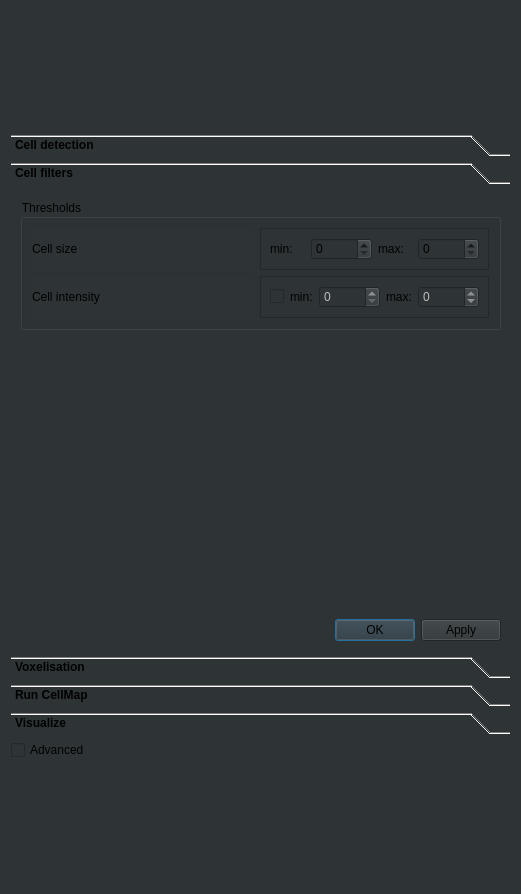
Qt form ClearMap/gui/creator/cell_map_tab.ui (ClearAnatomics/ClearMap) before a commit.
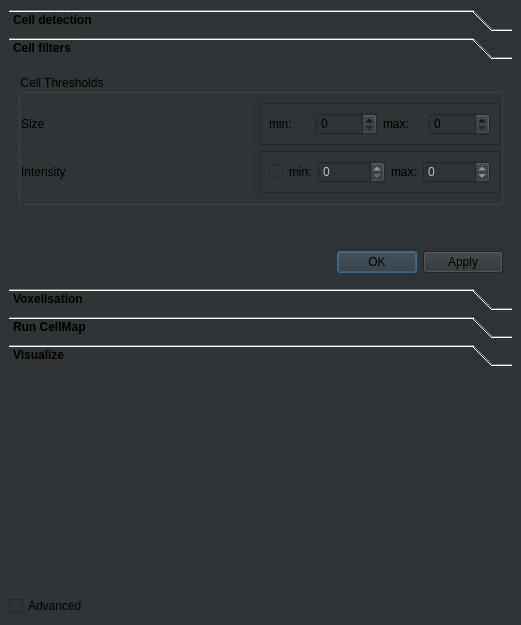
The same form after that commit. The open tabs and pages were chosen to show the change.

Patch:
```diff
--- a/ClearMap/gui/creator/cell_map_tab.ui
+++ b/ClearMap/gui/creator/cell_map_tab.ui
@@ -7,7 +7,7 @@
     <x>0</x>
     <y>0</y>
     <width>521</width>
-    <height>894</height>
+    <height>625</height>
    </rect>
   </property>
   <property name="windowTitle">
@@ -16,12 +16,19 @@
   <property name="styleSheet">
    <string notr="true">background-color: rgb(46, 52, 54);</string>
   </property>
-  <layout class="QVBoxLayout" name="verticalLayout_10">
-   <property name="sizeConstraint">
-    <enum>QLayout::SetMinimumSize</enum>
-   </property>
-   <item>
     <layout class="QVBoxLayout" name="verticalLayout_2">
+   <property name="leftMargin">
+    <number>9</number>
+   </property>
+   <property name="topMargin">
+    <number>9</number>
+   </property>
+   <property name="rightMargin">
+    <number>9</number>
+   </property>
+   <property name="bottomMargin">
+    <number>9</number>
+   </property>
      <item>
       <widget class="QToolBox" name="toolBox">
        <property name="maximumSize">
@@ -440,27 +447,39 @@
          <rect>
           <x>0</x>
           <y>0</y>
-          <width>501</width>
-          <height>450</height>
+        <width>503</width>
+        <height>228</height>
          </rect>
         </property>
         <attribute name="label">
          <string>Cell filters</string>
         </attribute>
         <layout class="QVBoxLayout" name="verticalLayout_6">
+       <property name="sizeConstraint">
+        <enum>QLayout::SetMaximumSize</enum>
+       </property>
          <item>
           <widget class="QGroupBox" name="groupBox_3">
            <property name="toolTip">
             <string>Filter out cells that are not within this size range</string>
            </property>
            <property name="title">
-            <string>Thresholds</string>
+          <string>Cell Thresholds</string>
            </property>
            <layout class="QGridLayout" name="cellDetectionThresholdsLayout">
+          <property name="sizeConstraint">
+           <enum>QLayout::SetMaximumSize</enum>
+          </property>
+          <property name="leftMargin">
+           <number>0</number>
+          </property>
+          <property name="rightMargin">
+           <number>0</number>
+          </property>
             <item row="0" column="0">
              <widget class="QLabel" name="label_7">
               <property name="text">
-               <string>Cell size</string>
+             <string>Size</string>
               </property>
              </widget>
             </item>
@@ -516,7 +535,7 @@
             <item row="1" column="0">
              <widget class="QLabel" name="label_19">
               <property name="text">
-               <string>Cell intensity</string>
+             <string>Intensity</string>
               </property>
              </widget>
             </item>
@@ -558,7 +577,7 @@
                   <string/>
                  </property>
                  <property name="maximum">
-                  <number>65535</number>
+                <number>99999999</number>
                  </property>
                 </widget>
                </item>
@@ -581,7 +600,7 @@
                   <number>-1</number>
                  </property>
                  <property name="maximum">
-                  <number>65535</number>
+                <number>99999999</number>
                  </property>
                 </widget>
                </item>
@@ -827,14 +846,28 @@
        </widget>
       </widget>
      </item>
+   <item>
+    <spacer name="verticalSpacer_2">
+     <property name="orientation">
+      <enum>Qt::Vertical</enum>
+     </property>
+     <property name="sizeType">
+      <enum>QSizePolicy::MinimumExpanding</enum>
+     </property>
+     <property name="sizeHint" stdset="0">
+      <size>
+       <width>20</width>
+       <height>40</height>
+      </size>
+     </property>
+    </spacer>
+   </item>
      <item>
       <widget class="QCheckBox" name="advancedCheckBox">
        <property name="text">
         <string>Advanced</string>
        </property>
       </widget>
-     </item>
-    </layout>
    </item>
   </layout>
  </widget>
```
Left out of the diff: 30 changed lines with no effect on the pictures. Lines whose indentation alone changed are shown as unchanged.
